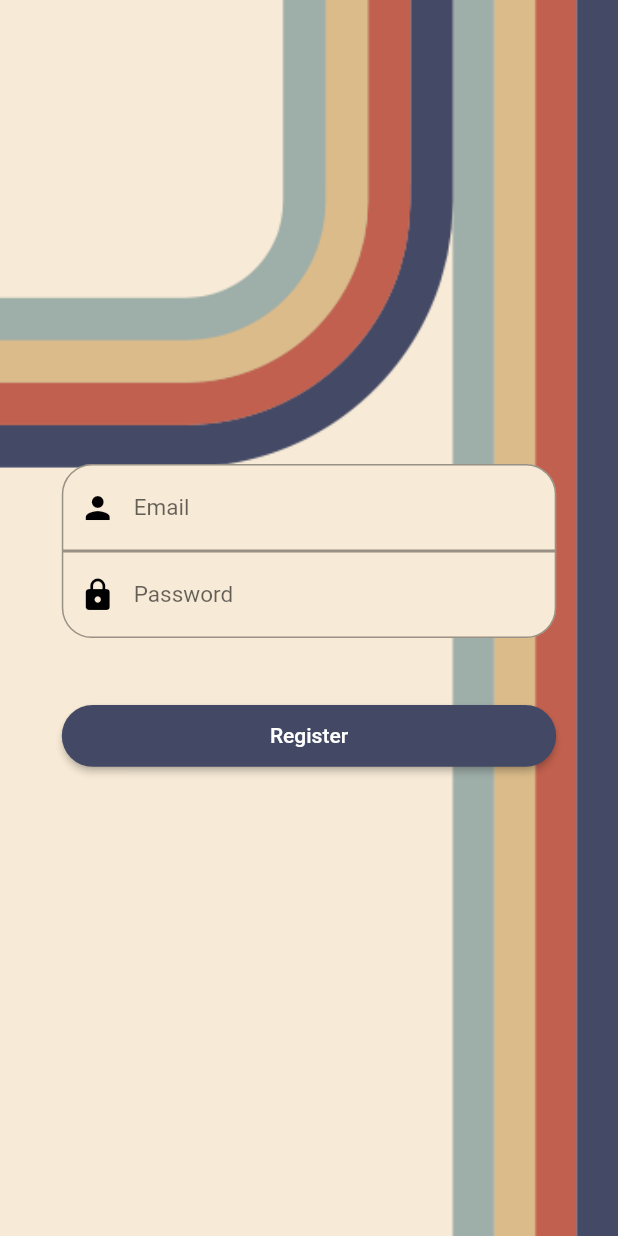
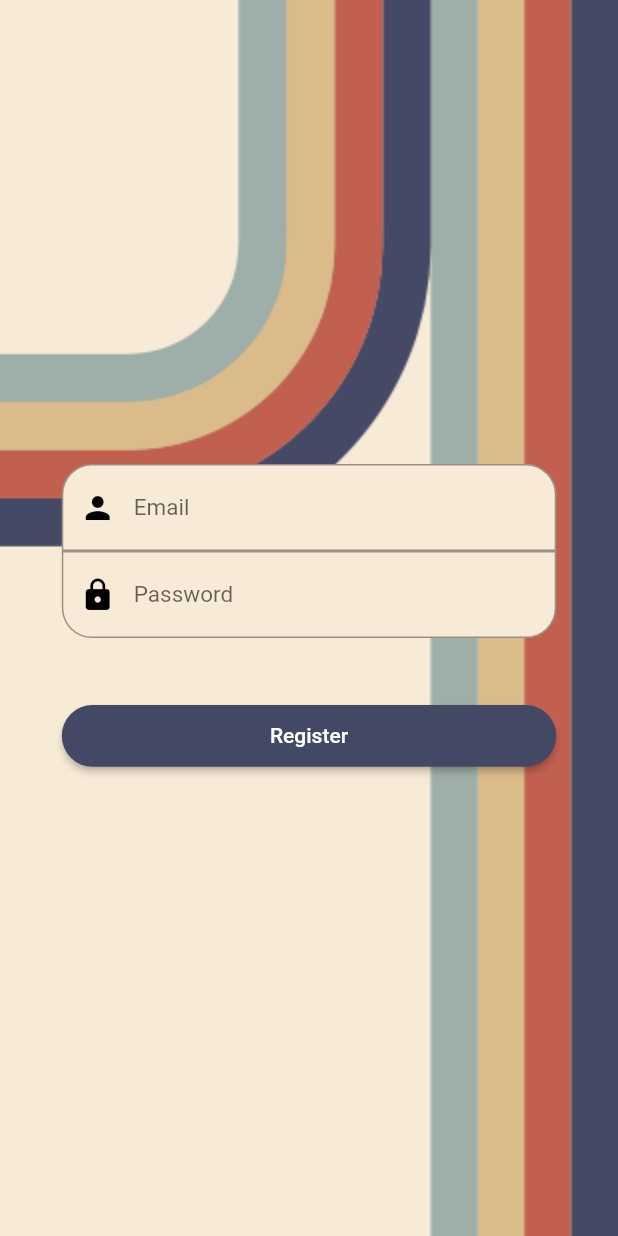
Before and after one commit to Tyler-Kamholz/get_groovy, a Flutter app: the RegisterPage screen opened directly, on a phone screen of 412 x 824 dp. Run offline on Flutter 3.47's test engine with Material 2 defaults, Android fonts, the phone set to English and light mode, and no system bars; our stand-ins replace cloud_firestore, firebase_auth, firebase_core, google_nav_bar, qr_flutter, settings_ui; missing offline and left inert: scroll_app_bar, spotify_sdk, system_theme; accounts and stored records are empty; network calls fail.

Commit message:
all the files added now

```diff
--- a/lib/pages/register_page.dart
+++ b/lib/pages/register_page.dart
@@ -28,8 +28,10 @@ class _RegisterPageState extends State<RegisterPage> {
             child: RotatedBox(
               quarterTurns: 2,
               child: Image.asset(
-                "app_assets/light_background_login.png",
-                scale: .85,
+                Provider.of<ThemeProvider>(context)
+                    .getCurrentTheme()
+                    .loginBackground,
+                scale: .75,
               ),
             )),
         Column(
@@ -53,21 +55,27 @@ class _RegisterPageState extends State<RegisterPage> {
                         topRight: Radius.circular(20))),
                 child: TextField(
                   controller: emailController,
-                  style: const TextStyle(
+                  style: TextStyle(
                     fontSize: 15,
-                    color: Colors.black,
+                    color: Provider.of<ThemeProvider>(context)
+                        .getCurrentTheme()
+                        .textBoxTextColor,
                   ),
-                  decoration: const InputDecoration(
+                  decoration: InputDecoration(
                     border: InputBorder.none,
-                    contentPadding: EdgeInsets.all(20),
+                    contentPadding: const EdgeInsets.all(20),
                     prefixIcon: Icon(
                       Icons.person,
-                      color: Colors.black,
+                      color: Provider.of<ThemeProvider>(context)
+                          .getCurrentTheme()
+                          .textBoxTextColor,
                     ),
                     hintText: 'Email',
                     labelStyle: TextStyle(
                       fontSize: 15,
-                      color: Colors.black,
+                      color: Provider.of<ThemeProvider>(context)
+                          .getCurrentTheme()
+                          .textBoxTextColor,
                     ),
                   ),
                 ),
@@ -92,21 +100,27 @@ class _RegisterPageState extends State<RegisterPage> {
                 child: TextField(
                   controller: passwordController,
                   obscureText: true,
-                  style: const TextStyle(
+                  style: TextStyle(
                     fontSize: 15,
-                    color: Colors.black,
+                    color: Provider.of<ThemeProvider>(context)
+                        .getCurrentTheme()
+                        .textBoxTextColor,
                   ),
-                  decoration: const InputDecoration(
+                  decoration: InputDecoration(
                     border: InputBorder.none,
-                    contentPadding: EdgeInsets.all(20),
+                    contentPadding: const EdgeInsets.all(20),
                     prefixIcon: Icon(
                       Icons.lock,
-                      color: Colors.black,
+                      color: Provider.of<ThemeProvider>(context)
+                          .getCurrentTheme()
+                          .textBoxTextColor,
                     ),
                     hintText: 'Password',
                     labelStyle: TextStyle(
                       fontSize: 15,
-                      color: Colors.black,
+                      color: Provider.of<ThemeProvider>(context)
+                          .getCurrentTheme()
+                          .textBoxTextColor,
                     ),
                   ),
                 ),
@@ -125,7 +139,13 @@ class _RegisterPageState extends State<RegisterPage> {
                         .loginColor,
                     shape: RoundedRectangleBorder(
                         borderRadius: BorderRadius.circular(25.0))),
-                child: const Text('Register'),
+                child: Text(
+                  'Register',
+                  style: TextStyle(
+                      color: Provider.of<ThemeProvider>(context)
+                          .getCurrentTheme()
+                          .textColor),
+                ),
               ),
             ),
           ],
--- a/lib/themes/my_themes.dart
+++ b/lib/themes/my_themes.dart
@@ -16,7 +16,16 @@ List<Color> lightThemeColors = [
   const Color(0xFF434964),
   Colors.black38
 ];
-List<Color> darkThemeColors = [];
+List<Color> darkThemeColors = [
+  const Color(0xFF97DB4F),
+  const Color(0xFF79C99E),
+  const Color(0xFF508484),
+  const Color(0xFF4D5359),
+  const Color(0xFF4A4238),
+  const Color(0xFF313131),
+  const Color.fromARGB(255, 112, 112, 112),
+  const Color.fromARGB(255, 84, 84, 84),
+];
 
 class GroovyTheme {
   // Data types
@@ -29,6 +38,12 @@ class GroovyTheme {
   Color cardColor;
   Color loginColor;
   Color signupColor;
+  String welcomeLogo;
+  String welcomeBackground;
+  String loginBackground;
+  String homeLogo;
+  Color textColor;
+  Color textBoxTextColor;
 
   // Constructor must include all fields, having defaults are preferred but not required
   GroovyTheme(
@@ -40,7 +55,13 @@ class GroovyTheme {
       this.cardColor = Colors.white,
       required this.settingsTheme,
       this.loginColor = const Color(0xFF434964),
-      this.signupColor = const Color(0xFFc1604c)});
+      this.signupColor = const Color(0xFFc1604c),
+      this.welcomeLogo = "app_assets/Login-Page-trans.png",
+      this.welcomeBackground = "app_assets/light_background_menu.png",
+      this.loginBackground = "app_assets/light_background_login.png",
+      this.homeLogo = "app_assets/Homepage-trans.png",
+      this.textColor = Colors.white,
+      this.textBoxTextColor = Colors.black});
 }
 
 /// A class to bundle and configure themes
@@ -58,6 +79,12 @@ class MyThemes {
         settingsSectionBackground: Colors.white),
     loginColor: lightThemeColors[5],
     signupColor: lightThemeColors[4],
+    welcomeLogo: "app_assets/Login-Page-trans.png",
+    welcomeBackground: "app_assets/light_background_menu.png",
+    loginBackground: "app_assets/light_background_login.png",
+    homeLogo: "app_assets/Homepage-trans.png",
+    textColor: Colors.white,
+    textBoxTextColor: Colors.black,
   );
 
   /// The customized dark theme
@@ -65,5 +92,17 @@ class MyThemes {
     global: ThemeData(brightness: Brightness.dark),
     settingsTheme:
         SettingsThemeData(settingsListBackground: lightThemeColors[0]),
+    welcomeLogo: "app_assets/login_page_dark_mode.png",
+    welcomeBackground: "app_assets/dark_background_menu.png",
+    loginBackground: "app_assets/dark_background_login.png",
+    homeLogo: "app_assets/homepage_dark_mode.png",
+    navBarColor: darkThemeColors[5],
+    loginColor: darkThemeColors[1],
+    signupColor: darkThemeColors[0],
+    textColor: darkThemeColors[5],
+    textBoxTextColor: Colors.white,
+    iconColor: darkThemeColors[6],
+    backgroundColor: darkThemeColors[7],
+    cardColor: darkThemeColors[5],
   );
 }
--- a/lib/widgets/post_card_builder.dart
+++ b/lib/widgets/post_card_builder.dart
@@ -128,7 +128,7 @@ class _PostCardWidgetState extends State<PostCardWidget> {
                                       foregroundColor:
                                           Provider.of<ThemeProvider>(context)
                                               .getCurrentTheme()
-                                              .black,
+                                              .textBoxTextColor,
                                       title: const Text('name'),
                                     ),
                                     body: ProfilePage(
--- a/pubspec.yaml
+++ b/pubspec.yaml
@@ -85,6 +85,7 @@ flutter:
     - images/
     - app_assets/
     - app_assets/Login-Page-trans.png
+    - app_assets/dark_background_login.png
 
   # An image asset can refer to one or more resolution-specific "variants", see
   # https://flutter.dev/assets-and-images/#resolution-aware
```
Also changed, not shown: lib/pages/login_page.dart (+35 -15 lines), lib/pages/main_page.dart (+4 -3 lines), lib/pages/welcome_page.dart (+20 -4 lines), app_assets/dark_background_login.png (added), app_assets/dark_background_menu.png (added), app_assets/homepage_dark_mode.png (added), app_assets/login_page_dark_mode.png (added).
